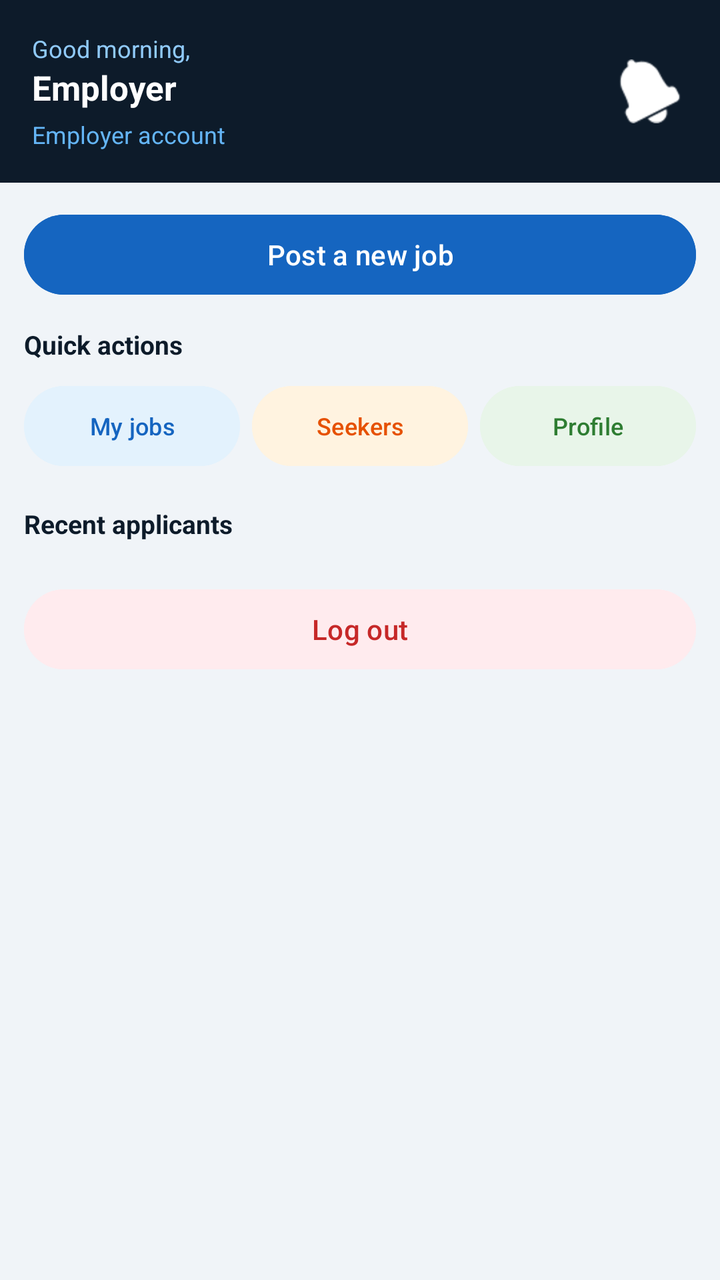
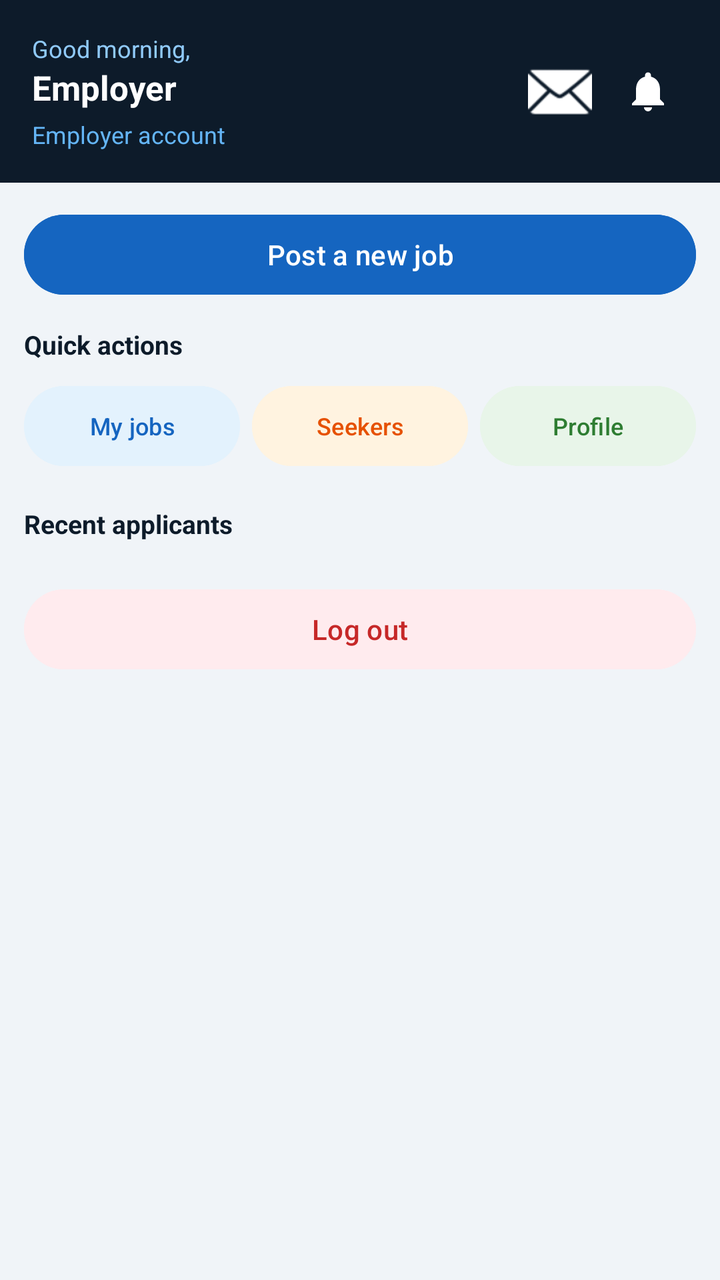

Before-and-after screenshots of an Android layout around one commit, followed by the original layout XML and the change that was made.
<!-- AndroidManifest.xml: application theme Theme.HireMeApp -->
<!-- res/layout/activity_employer_dashboard.xml -->
﻿<?xml version="1.0" encoding="utf-8"?>
<LinearLayout xmlns:android="http://schemas.android.com/apk/res/android"
    android:layout_width="match_parent"
    android:layout_height="match_parent"
    android:orientation="vertical"
    android:background="#F0F4F8">

    <LinearLayout
        android:layout_width="match_parent"
        android:layout_height="wrap_content"
        android:background="#0D1B2A"
        android:padding="16dp"
        android:orientation="horizontal"
        android:gravity="center_vertical">

        <LinearLayout android:layout_width="0dp" android:layout_height="wrap_content"
            android:layout_weight="1" android:orientation="vertical">
            <TextView android:text="Good morning," android:textSize="12sp" android:textColor="#90CAF9"
                android:layout_width="wrap_content" android:layout_height="wrap_content"/>
            <TextView android:id="@+id/tvEmployerName" android:text="Employer"
                android:textSize="17sp" android:textStyle="bold" android:textColor="@android:color/white"
                android:layout_width="wrap_content" android:layout_height="wrap_content"/>
            <TextView android:text="Employer account" android:textSize="12sp" android:textColor="#64B5F6"
                android:layout_marginTop="4dp"
                android:layout_width="wrap_content" android:layout_height="wrap_content"/>
        </LinearLayout>

        <ImageButton
            android:id="@+id/btnNotifications"
            android:layout_width="38dp"
            android:layout_height="38dp"
            android:src="@android:drawable/ic_popup_reminder"
            android:background="?attr/selectableItemBackgroundBorderless"
            android:tint="@android:color/white"
            android:contentDescription="Notifications"/>

    </LinearLayout>

    <ScrollView android:layout_width="match_parent" android:layout_height="0dp" android:layout_weight="1">
        <LinearLayout android:layout_width="match_parent" android:layout_height="wrap_content"
            android:orientation="vertical">

            <Button
                android:id="@+id/btnPostJob"
                android:layout_width="match_parent"
                android:layout_height="wrap_content"
                android:text="Post a new job"
                android:textColor="@android:color/white"
                android:backgroundTint="#1565C0"
                android:layout_margin="12dp"/>

            <TextView android:text="Quick actions" android:textSize="13sp" android:textStyle="bold"
                android:textColor="#0D1B2A" android:layout_marginStart="12dp" android:layout_marginBottom="8dp"
                android:layout_width="wrap_content" android:layout_height="wrap_content"/>

            <LinearLayout android:layout_width="match_parent" android:layout_height="wrap_content"
                android:orientation="horizontal" android:paddingStart="12dp" android:paddingEnd="12dp"
                android:layout_marginBottom="16dp">

                <Button
                    android:id="@+id/btnMyJobs"
                    android:layout_width="0dp"
                    android:layout_height="wrap_content"
                    android:layout_weight="1"
                    android:text="My jobs"
                    android:textSize="12sp"
                    android:textColor="#1565C0"
                    android:backgroundTint="#E3F2FD"
                    android:layout_marginEnd="6dp"/>

                <Button
                    android:id="@+id/btnSeekers"
                    android:layout_width="0dp"
                    android:layout_height="wrap_content"
                    android:layout_weight="1"
                    android:text="Seekers"
                    android:textSize="12sp"
                    android:textColor="#E65100"
                    android:backgroundTint="#FFF3E0"
                    android:layout_marginEnd="6dp"/>

                <Button
                    android:id="@+id/btnProfile"
                    android:layout_width="0dp"
                    android:layout_height="wrap_content"
                    android:layout_weight="1"
                    android:text="Profile"
                    android:textSize="12sp"
                    android:textColor="#2E7D32"
                    android:backgroundTint="#E8F5E9"/>

            </LinearLayout>

            <TextView android:text="Recent applicants" android:textSize="13sp" android:textStyle="bold"
                android:textColor="#0D1B2A" android:layout_marginStart="12dp" android:layout_marginBottom="8dp"
                android:layout_width="wrap_content" android:layout_height="wrap_content"/>

            <androidx.recyclerview.widget.RecyclerView
                android:id="@+id/recyclerApplicants"
                android:layout_width="match_parent"
                android:layout_height="wrap_content"
                android:paddingStart="12dp"
                android:paddingEnd="12dp"
                android:nestedScrollingEnabled="false"
                android:layout_marginBottom="12dp"/>

            <Button
                android:id="@+id/btnLogout"
                android:layout_width="match_parent"
                android:layout_height="wrap_content"
                android:text="Log out"
                android:textColor="#C62828"
                android:backgroundTint="#FFEBEE"
                android:layout_marginStart="12dp"
                android:layout_marginEnd="12dp"
                android:layout_marginBottom="16dp"/>

        </LinearLayout>
    </ScrollView>
</LinearLayout>
<!-- resources referenced by this layout -->
<resources>
  <style name="Theme.HireMeApp" parent="Base.Theme.HireMeApp" />
  <style name="Base.Theme.HireMeApp" parent="Theme.Material3.DayNight.NoActionBar">
          
          
      </style>
</resources>

<!-- the commit's change to res/layout/activity_employer_dashboard.xml (unified diff, before → after) -->
@@ -25,14 +25,58 @@
                 android:layout_width="wrap_content" android:layout_height="wrap_content"/>
         </LinearLayout>
 
-        <ImageButton
-            android:id="@+id/btnNotifications"
-            android:layout_width="38dp"
-            android:layout_height="38dp"
-            android:src="@android:drawable/ic_popup_reminder"
-            android:background="?attr/selectableItemBackgroundBorderless"
-            android:tint="@android:color/white"
-            android:contentDescription="Notifications"/>
+        <FrameLayout
+            android:layout_width="40dp"
+            android:layout_height="40dp"
+            android:layout_marginEnd="4dp">
+
+            <ImageButton
+                android:id="@+id/btnChat"
+                android:layout_width="40dp"
+                android:layout_height="40dp"
+                android:src="@android:drawable/ic_dialog_email"
+                android:background="?attr/selectableItemBackgroundBorderless"
+                android:tint="@android:color/white"
+                android:contentDescription="Messages"/>
+
+            <TextView
+                android:id="@+id/tvChatUnreadCount"
+                android:layout_width="18dp"
+                android:layout_height="18dp"
+                android:layout_gravity="top|end"
+                android:background="@drawable/bg_badge"
+                android:gravity="center"
+                android:textColor="@android:color/white"
+                android:textSize="10sp"
+                android:textStyle="bold"
+                android:visibility="gone"/>
+
+        </FrameLayout>
+
+        <FrameLayout
+            android:layout_width="40dp"
+            android:layout_height="40dp">
+
+            <ImageButton
+                android:id="@+id/btnNotifications"
+                android:layout_width="match_parent"
+                android:layout_height="match_parent"
+                android:background="?attr/selectableItemBackgroundBorderless"
+                android:src="@drawable/ic_notification_badge"
+                android:contentDescription="Notifications"/>
+
+            <TextView
+                android:id="@+id/tvUnreadCount"
+                android:layout_width="18dp"
+                android:layout_height="18dp"
+                android:layout_gravity="top|end"
+                android:background="@drawable/bg_badge"
+                android:gravity="center"
+                android:textColor="@android:color/white"
+                android:textSize="10sp"
+                android:textStyle="bold"
+                android:visibility="gone"/>
+        </FrameLayout>
 
     </LinearLayout>
 
<!-- resource entries referenced after the edit -->
@@ -1,5 +1,23 @@
 <!-- resources referenced by this layout -->
 <resources>
+  <!-- drawable bg_badge (drawable) -->
+  <?xml version="1.0" encoding="utf-8"?>
+  <shape xmlns:android="http://schemas.android.com/apk/res/android"
+      android:shape="oval">
+      <solid android:color="#F44336"/>
+      <stroke android:width="1.5dp" android:color="#FFFFFF"/>
+  </shape>
+  <!-- drawable ic_notification_badge (drawable) -->
+  <?xml version="1.0" encoding="utf-8"?>
+  <vector xmlns:android="http://schemas.android.com/apk/res/android"
+      android:width="24dp"
+      android:height="24dp"
+      android:viewportWidth="24"
+      android:viewportHeight="24">
+      <path
+          android:fillColor="#FFFFFF"
+          android:pathData="M12,22c1.1,0 2,-0.9 2,-2h-4c0,1.1 0.9,2 2,2zM18,16v-5c0,-3.07 -1.63,-5.64 -4.5,-6.32V4c0,-0.83 -0.67,-1.5 -1.5,-1.5s-1.5,0.67 -1.5,1.5v0.68C7.64,5.36 6,7.92 6,11v5l-2,2v1h16v-1l-2,-2z"/>
+  </vector>
   <style name="Theme.HireMeApp" parent="Base.Theme.HireMeApp" />
   <style name="Base.Theme.HireMeApp" parent="Theme.Material3.DayNight.NoActionBar">
           
